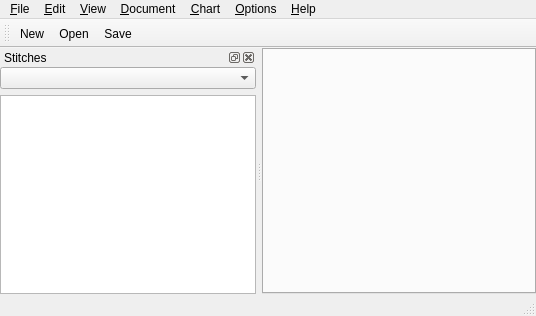
This is src/mainwindow.ui in iPenguin/CrochetCharts as Qt 5 draws it before an edit. The edited form follows.
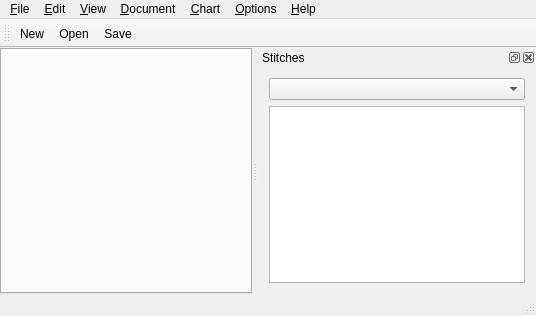
This is the edited form. Icons and pictures are not drawn.

Patch:
```diff
--- a/src/mainwindow.ui
+++ b/src/mainwindow.ui
@@ -122,18 +122,15 @@
     <string>Stitches</string>
    </property>
    <attribute name="dockWidgetArea">
-    <number>1</number>
+    <number>2</number>
    </attribute>
    <widget class="QWidget" name="dockWidgetContents">
     <layout class="QVBoxLayout" name="verticalLayout">
-     <property name="margin">
-      <number>0</number>
-     </property>
      <item>
       <widget class="QComboBox" name="categorySelection"/>
      </item>
      <item>
-      <widget class="QListView" name="stitchView"/>
+      <widget class="QListWidget" name="stitchList"/>
      </item>
     </layout>
    </widget>
```
Left out of the diff: 6 changed lines with no effect on the pictures.
